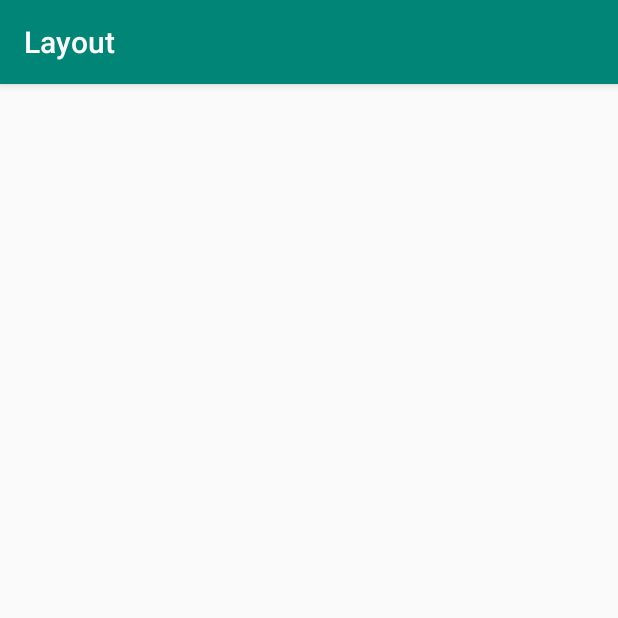
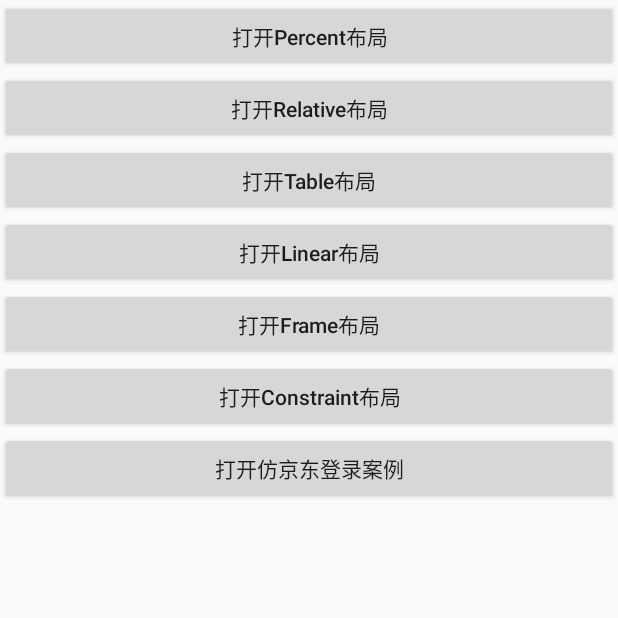
Before and after one commit to zhenhunfan/learn, an Android app: the screen it shows after launch (PercentLayoutActivity before the commit, MainActivity after it), on a phone screen of 412 x 824 dp, the top half of it. Run offline under Robolectric (Android 15) with nearby library versions, the phone set to English and light mode, and no system bars.

Commit message:
添加自定义组件

```diff
--- a/android/07.Layout/app/src/main/res/layout/activity_constraint_layout.xml
+++ b/android/07.Layout/app/src/main/res/layout/activity_constraint_layout.xml
@@ -5,6 +5,11 @@
     android:layout_width="match_parent"
     android:layout_height="match_parent"
     tools:context=".ConstraintLayoutActivity">
+
+    <com.zhenhunfan.layout.TitleLayout
+        android:layout_width="match_parent"
+        android:layout_height="wrap_content"
+        tools:ignore="MissingConstraints" />
 
     <Button
         android:id="@+id/button"
--- a/android/07.Layout/app/src/main/res/layout/activity_frame.xml
+++ b/android/07.Layout/app/src/main/res/layout/activity_frame.xml
@@ -5,7 +5,9 @@
     android:layout_width="match_parent"
     android:layout_height="match_parent"
     tools:context=".FrameActivity">
-
+    <com.zhenhunfan.layout.TitleLayout
+        android:layout_width="match_parent"
+        android:layout_height="wrap_content"/>
     <TextView
         android:layout_width="350dp"
         android:layout_height="350dp"
--- a/android/07.Layout/app/src/main/res/layout/activity_jdlogin.xml
+++ b/android/07.Layout/app/src/main/res/layout/activity_jdlogin.xml
@@ -7,7 +7,9 @@
     android:background="#FFF6F2ED"
     android:orientation="vertical"
     tools:context=".JDLoginActivity">
-
+    <com.zhenhunfan.layout.TitleLayout
+        android:layout_width="match_parent"
+        android:layout_height="wrap_content"/>
     <LinearLayout
         android:layout_width="match_parent"
         android:layout_height="wrap_content"
--- a/android/07.Layout/app/src/main/res/layout/activity_linear.xml
+++ b/android/07.Layout/app/src/main/res/layout/activity_linear.xml
@@ -6,10 +6,15 @@
     android:layout_height="match_parent"
     tools:context=".LinearActivity"
     android:orientation="vertical">
+    <!-- 引入自定义组件 -->
+    <!--    <include layout="@layout/title_bar"/>-->
     <!--
         1.当同级组件中只有一个layout_weight="1" 代表EditText可以占有的最大空间
         2.当同级组件中有多个layout_weight ，权重按比例显示
     -->
+    <com.zhenhunfan.layout.TitleLayout
+        android:layout_width="match_parent"
+        android:layout_height="wrap_content"/>
     <EditText
         android:layout_width="match_parent"
         android:layout_height="wrap_content"
--- /dev/null
+++ b/android/07.Layout/app/src/main/res/layout/activity_main.xml
@@ -0,0 +1,45 @@
+<?xml version="1.0" encoding="utf-8"?>
+<LinearLayout xmlns:android="http://schemas.android.com/apk/res/android"
+    xmlns:app="http://schemas.android.com/apk/res-auto"
+    xmlns:tools="http://schemas.android.com/tools"
+    android:layout_width="match_parent"
+    android:layout_height="match_parent"
+    android:orientation="vertical"
+    tools:context=".MainActivity">
+
+    <Button
+        android:layout_width="match_parent"
+        android:layout_height="wrap_content"
+        android:text="打开Percent布局"
+        android:onClick="openPercent"/>
+    <Button
+        android:layout_width="match_parent"
+        android:layout_height="wrap_content"
+        android:text="打开Relative布局"
+        android:onClick="openRelative"/>
+    <Button
+        android:layout_width="match_parent"
+        android:layout_height="wrap_content"
+        android:text="打开Table布局"
+        android:onClick="openTable"/>
+    <Button
+        android:layout_width="match_parent"
+        android:layout_height="wrap_content"
+        android:text="打开Linear布局"
+        android:onClick="openLinear"/>
+    <Button
+        android:layout_width="match_parent"
+        android:layout_height="wrap_content"
+        android:text="打开Frame布局"
+        android:onClick="openFrame"/>
+    <Button
+        android:layout_width="match_parent"
+        android:layout_height="wrap_content"
+        android:text="打开Constraint布局"
+        android:onClick="openConstraint"/>
+    <Button
+        android:layout_width="match_parent"
+        android:layout_height="wrap_content"
+        android:text="打开仿京东登录案例"
+        android:onClick="openJD"/>
+</LinearLayout>
--- a/android/07.Layout/app/src/main/res/layout/activity_table_layout.xml
+++ b/android/07.Layout/app/src/main/res/layout/activity_table_layout.xml
@@ -4,8 +4,13 @@
     xmlns:tools="http://schemas.android.com/tools"
     android:layout_width="match_parent"
     android:layout_height="match_parent"
+    android:orientation="vertical"
     tools:context=".TableLayoutActivity">
 
+    <com.zhenhunfan.layout.TitleLayout
+        android:id="@+id/layout_title"
+        android:layout_width="match_parent"
+        android:layout_height="wrap_content"/>
     <com.zhenhunfan.layout.TableView1
         android:id="@+id/table"
         android:layout_width="wrap_content"
--- a/android/07.Layout/app/src/main/res/values/styles.xml
+++ b/android/07.Layout/app/src/main/res/values/styles.xml
@@ -1,7 +1,7 @@
 <resources>
 
     <!-- Base application theme. -->
-    <style name="AppTheme" parent="Theme.AppCompat.Light.DarkActionBar">
+    <style name="AppTheme" parent="Theme.AppCompat.Light.NoActionBar">
         <!-- Customize your theme here. -->
         <item name="colorPrimary">@color/colorPrimary</item>
         <item name="colorPrimaryDark">@color/colorPrimaryDark</item>
```
Also changed, not shown: android/07.Layout/app/src/main/AndroidManifest.xml (+8 -7 lines), android/07.Layout/app/src/main/java/com/zhenhunfan/layout/MainActivity.java (added, +81 -0 lines), android/07.Layout/app/src/main/java/com/zhenhunfan/layout/PercentLayoutActivity.java (+0 -10 lines), android/07.Layout/app/src/main/java/com/zhenhunfan/layout/TitleLayout.java (added, +38 -0 lines), android/07.Layout/app/src/main/res/layout/activity_percent_layout.xml (+7 -22 lines), android/07.Layout/app/src/main/res/layout/activity_relative.xml (+6 -1 lines), android/07.Layout/app/src/main/res/layout/title_bar.xml (added, +30 -0 lines), android/07.Layout/app/src/main/res/drawable/titlebar_bg.png (added), 1 other file.
